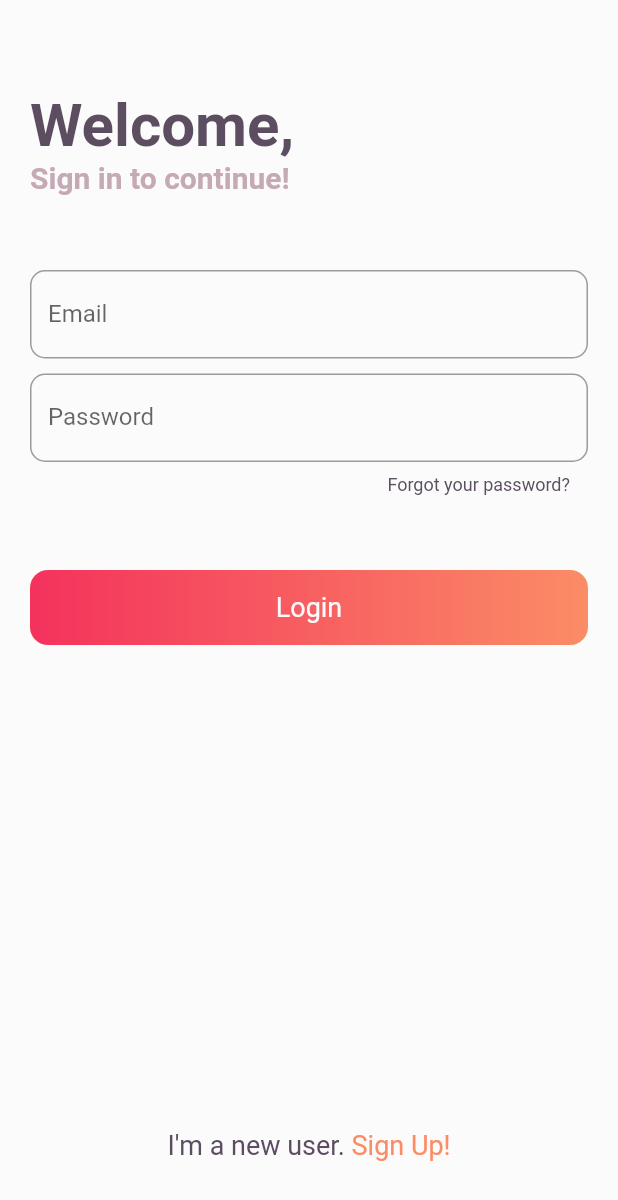
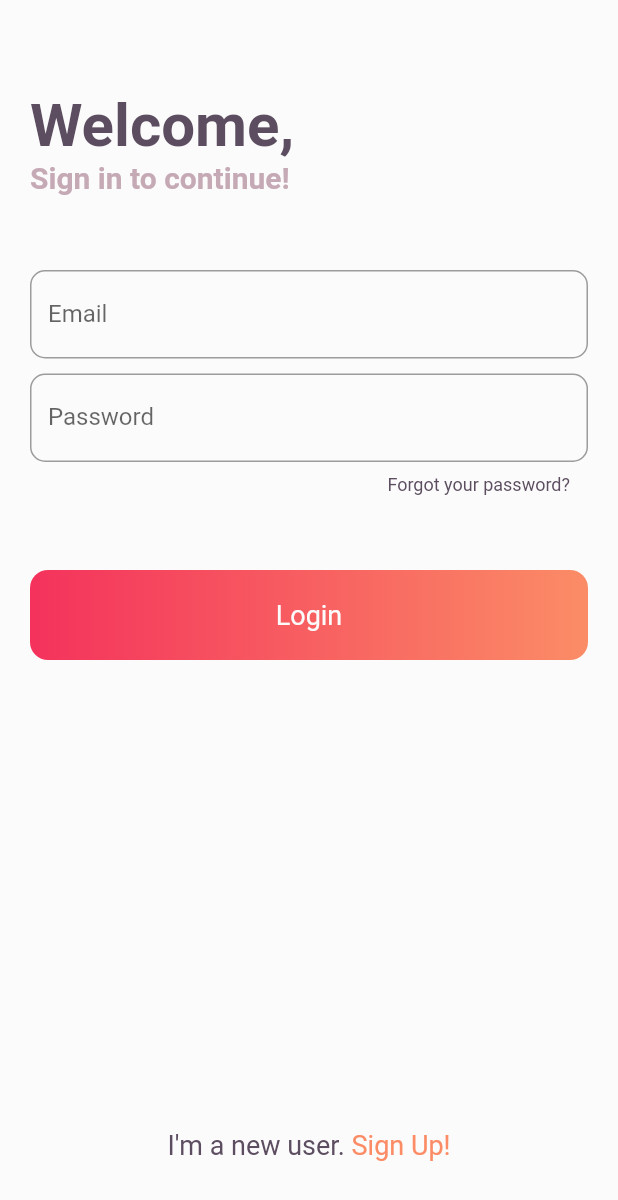
Before and after one commit to VictorioDev/CasherApp, a Flutter app: the screen it shows after launch, on a phone screen of 412 x 824 dp. Shown: the top 1200 px of the screen. Run offline on Flutter 3.47's test engine with Material 2 defaults, Android fonts, the phone set to English and light mode, and no system bars.

Commit message:
Tela de modificações

```diff
--- a/cash/lib/Models/User.dart
+++ b/cash/lib/Models/User.dart
@@ -5,8 +5,16 @@ class User {
   String name;
   String email;
   String password;
+  int balance;
+  bool positiveBalance;
 
-  User({this.id, this.name, this.email, this.password});
+  User(
+      {this.id,
+      this.name,
+      this.email,
+      this.password,
+      this.balance,
+      this.positiveBalance});
 
   int getId() {
     return this.id;
--- a/cash/lib/Screens/LoginPage.dart
+++ b/cash/lib/Screens/LoginPage.dart
@@ -17,22 +17,32 @@ class LoginPage extends StatefulWidget {
 }
 
 class _LoginPageState extends State<LoginPage> {
+  bool loading = false;
   final emailField = new CustomInputText.withInputType(
       "Insert your email...", "Email", TextInputType.emailAddress);
   final passwordField = new CustomInputText.withCounterAndObscure(
       "Insert your password...", "Password", "Forgot your password?");
 
   void doLogin(BuildContext context) async {
-    var user = User(
+    /*var user = User(
         email: emailField.getText(),
         password: Textutils.textToMd5(passwordField.getText()));
+    setState(() {
+      loading = true;
+    });*/
+    var user = User(
+        email: "victorio@gmail.com", password: Textutils.textToMd5("123456"));
+    setState(() {
+      loading = true;
+    });
     UserDAO.login(user).then((value) {
       print(value.body);
-
-      if (value.statusCode == 200) {
-        Map<String, dynamic> response = jsonDecode(value.body);
+      Map<String, dynamic> response = jsonDecode(value.body);
+      setState(() {
+        loading = false;
+      });
+      if (value.statusCode == 200 && !response.containsKey("error")) {
         var loggedUser = User(id: response["user_id"], name: response["name"]);
-
         Navigator.of(context).push(
             MaterialPageRoute(builder: (context) => SummaryPage(loggedUser)));
       }
@@ -92,7 +102,8 @@ class _LoginPageState extends State<LoginPage> {
                           InkWell(
                             onTap: () => doLogin(context),
                             child: Container(
-                              height: 50,
+                              padding: EdgeInsets.symmetric(vertical: 10),
+                              height: 60,
                               decoration: BoxDecoration(
                                 gradient: LinearGradient(
                                     colors: [MyColors.red, MyColors.orange]),
@@ -100,11 +111,18 @@ class _LoginPageState extends State<LoginPage> {
                               ),
                               child: Align(
                                 alignment: Alignment.center,
-                                child: Text(
-                                  "Login",
-                                  style: TextStyle(
-                                      color: MyColors.white, fontSize: 18),
-                                ),
+                                child: loading
+                                    ? CircularProgressIndicator(
+                                        valueColor:
+                                            AlwaysStoppedAnimation<Color>(
+                                                MyColors.white),
+                                      )
+                                    : Text(
+                                        "Login",
+                                        style: TextStyle(
+                                            color: MyColors.white,
+                                            fontSize: 18),
+                                      ),
                               ),
                             ),
                           ),
```
Also changed, not shown: cash/lib/DAO/MovimentationDAO.dart (added, +16 -0 lines), cash/lib/Screens/MovimentationsPage.dart (added, +148 -0 lines), cash/lib/Screens/SummaryPage.dart (+52 -6 lines).
